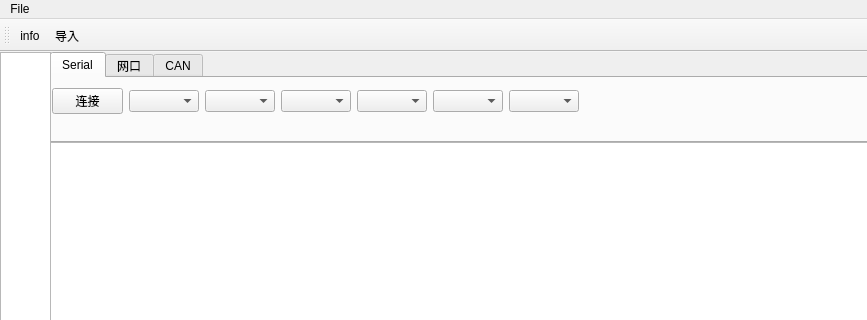
Before: the Qt Designer form mainwindow.ui in BilibiliW/CommonDemo, drawn with Qt 5; both pictures show x 0 to 867 and y 0 to 320 of the 867 by 692 pixel window.
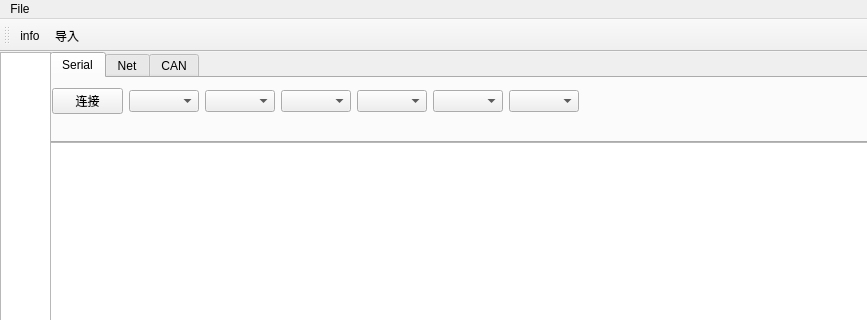
After: the same form once the commit is applied. Icons and pictures are not drawn.

Patch:
```diff
--- a/mainwindow.ui
+++ b/mainwindow.ui
@@ -82,7 +82,7 @@
     </widget>
     <widget class="QWidget" name="tab_2">
      <attribute name="title">
-      <string>网口</string>
+      <string>Net</string>
      </attribute>
      <widget class="QPushButton" name="pushButton_NetConnect">
       <property name="geometry">
```
